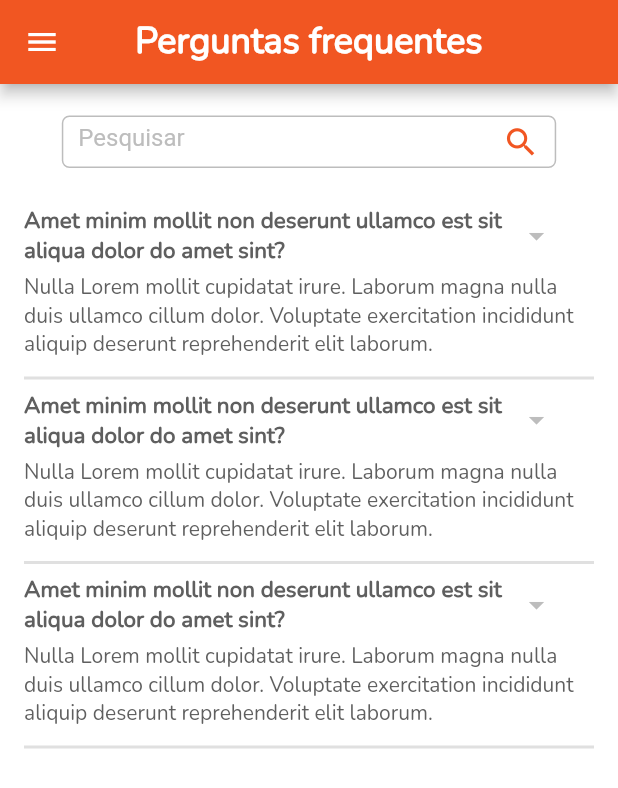
After one commit to resilvajr1610/promosave_empresa, a Flutter app: the QuestionsScreen screen opened by its route, after a tap on "Amet minim mollit non deserunt ullamco e", on a phone screen of 412 x 824 dp. The commit adds this screen. Shown: the top 788 px of the screen. Run offline on Flutter 3.47's test engine with Material 2 defaults, Android fonts, the light colour scheme and no system bars; our stand-ins replace brasil_fields, cloud_firestore, firebase_auth, firebase_core, firebase_storage, font_awesome_flutter and 2 more; accounts and stored records are empty.

Commit message:
criada a tela questions_screen.dart e o widget container_question.dart

```diff
--- a/lib/Utils/export.dart
+++ b/lib/Utils/export.dart
@@ -20,6 +20,7 @@ export '../views/who_we_are_screen.dart';
 export '../views/finance_screen.dart';
 export '../views/history_requests_enterprise_screen.dart';
 export '../views/cnh_screen.dart';
+export '../views/questions_screen.dart';
 
 export '../widgets/buttom_custom.dart';
 export '../widgets/inputRegister.dart';
@@ -37,6 +38,7 @@ export '../widgets/container_finance.dart';
 export '../widgets/check_days.dart';
 export '../widgets/container_delivery.dart';
 export '../widgets/show_dialog.dart';
+export '../widgets/container_question.dart';
 
 export '../models/user_model.dart';
 export '../models/search_model.dart';
--- a/lib/Utils/routes.dart
+++ b/lib/Utils/routes.dart
@@ -36,6 +36,10 @@ class Routes{
         case "/requests_enterprise" :
           return MaterialPageRoute(
               builder: (_) => RequestsEnterpriseScreen()
+          );
+        case "/questions" :
+          return MaterialPageRoute(
+              builder: (_) => QuestionsScreen()
           );
         case "/profile" :
           return MaterialPageRoute(
--- /dev/null
+++ b/lib/views/questions_screen.dart
@@ -0,0 +1,137 @@
+import '../Utils/export.dart';
+
+class QuestionsScreen extends StatefulWidget {
+  const QuestionsScreen({Key? key}) : super(key: key);
+
+  @override
+  _QuestionsScreenState createState() => _QuestionsScreenState();
+}
+
+class _QuestionsScreenState extends State<QuestionsScreen> {
+  final _controllerSearch = TextEditingController();
+  bool showAnswer=false;
+
+  @override
+  Widget build(BuildContext context) {
+    double width = MediaQuery.of(context).size.width;
+    double height = MediaQuery.of(context).size.height;
+
+    return Scaffold(
+      backgroundColor: PaletteColor.white,
+      drawer: DrawerCustom(
+        enterprise: FirebaseAuth.instance.currentUser!.displayName!,
+        photo: FirebaseAuth.instance.currentUser!.photoURL,
+      ),
+      appBar: AppBar(
+        centerTitle: true,
+        backgroundColor: PaletteColor.primaryColor,
+        title: TextCustom(
+          text: 'Perguntas frequentes',
+          size: 24.0,
+          color: PaletteColor.white,
+          fontWeight: FontWeight.bold,
+          textAlign: TextAlign.center,
+        ),
+      ),
+      body: Center(
+        child: Padding(
+          padding: const EdgeInsets.all(16.0),
+          child: Column(
+            children: [
+              InputHome(
+                  widget: Container(
+                alignment: Alignment.centerLeft,
+                width: width * 0.8,
+                margin: EdgeInsets.symmetric(horizontal: 10),
+                child: Row(
+                  children: [
+                    Expanded(
+                      child: TextFormField(
+                        controller: _controllerSearch,
+                        textAlign: TextAlign.start,
+                        keyboardType: TextInputType.text,
+                        textAlignVertical: TextAlignVertical.center,
+                        style: TextStyle(
+                          color: PaletteColor.grey,
+                          fontSize: 16.0,
+                        ),
+                        decoration: InputDecoration(
+                            border: InputBorder.none,
+                            hintText: 'Pesquisar',
+                            hintStyle: TextStyle(
+                              color: PaletteColor.greyInput,
+                              fontSize: 16.0,
+                            )),
+                      ),
+                    ),
+                    Icon(
+                      Icons.search,
+                      size: 25,
+                      color: PaletteColor.primaryColor,
+                    ),
+                  ],
+                ),
+              )),
+              SizedBox(height: 20),
+              Container(
+                height: height*0.67,
+                child: ListView(
+                  children: [
+                    ContainerQuestion(
+                      showAnswer: showAnswer,
+                      question: 'Amet minim mollit non deserunt ullamco est sit aliqua dolor do amet sint?',
+                      answer: 'Nulla Lorem mollit cupidatat irure. Laborum magna nulla duis ullamco cillum dolor. Voluptate exercitation incididunt aliquip deserunt reprehenderit elit laborum.',
+                      onTap: (){
+                        setState(() {
+                          if(showAnswer==false){
+                            showAnswer=true;
+                            print(showAnswer);
+                          }else{
+                            showAnswer=false;
+                            print(showAnswer);
+                          }
+                        });
+                      },
+                    ),
+                    ContainerQuestion(
+                      showAnswer: showAnswer,
+                      question: 'Amet minim mollit non deserunt ullamco est sit aliqua dolor do amet sint?',
+                      answer: 'Nulla Lorem mollit cupidatat irure. Laborum magna nulla duis ullamco cillum dolor. Voluptate exercitation incididunt aliquip deserunt reprehenderit elit laborum.',
+                      onTap: (){
+                        setState(() {
+                          if(showAnswer==false){
+                            showAnswer=true;
+                            print(showAnswer);
+                          }else{
+                            showAnswer=false;
+                            print(showAnswer);
+                          }
+                        });
+                      },
+                    ),
+                    ContainerQuestion(
+                      showAnswer: showAnswer,
+                      question: 'Amet minim mollit non deserunt ullamco est sit aliqua dolor do amet sint?',
+                      answer: 'Nulla Lorem mollit cupidatat irure. Laborum magna nulla duis ullamco cillum dolor. Voluptate exercitation incididunt aliquip deserunt reprehenderit elit laborum.',
+                      onTap: (){
+                        setState(() {
+                          if(showAnswer==false){
+                            showAnswer=true;
+                            print(showAnswer);
+                          }else{
+                            showAnswer=false;
+                            print(showAnswer);
+                          }
+                        });
+                      },
+                    )
+                  ],
+                ),
+              ),
+            ],
+          ),
+        ),
+      ),
+    );
+  }
+}
--- /dev/null
+++ b/lib/widgets/container_question.dart
@@ -0,0 +1,58 @@
+import '../Utils/export.dart';
+
+class ContainerQuestion extends StatelessWidget {
+
+  final question;
+  final answer;
+  final onTap;
+  final showAnswer;
+
+  ContainerQuestion({
+    required this.question,
+    required this.answer,
+    required this.onTap,
+    required this.showAnswer,
+});
+
+  @override
+  Widget build(BuildContext context) {
+
+    double width = MediaQuery.of(context).size.width;
+    double height = MediaQuery.of(context).size.height;
+
+    return Column(
+      children: [
+        Row(
+          children: [
+            GestureDetector(
+              onTap: onTap,
+              child: Container(
+                width: width*0.8,
+                child: TextCustom(
+                    text: question,
+                    size: 15.0,
+                    color: PaletteColor.grey,
+                    fontWeight: FontWeight.bold,
+                    textAlign: TextAlign.start
+                ),
+              ),
+            ),
+            Icon(showAnswer==true? Icons.arrow_drop_down:Icons.arrow_right,color: PaletteColor.greyInput,)
+          ],
+        ),
+        showAnswer==true?Container(
+          padding: EdgeInsets.symmetric(vertical: 5),
+          width: width,
+          child: TextCustom(
+              text: answer,
+              size: 14.0,
+              color: PaletteColor.grey,
+              fontWeight: FontWeight.normal,
+              textAlign: TextAlign.start
+          ),
+        ):Container(),
+        Divider(thickness: 2,)
+      ],
+    );
+  }
+}
--- a/lib/widgets/drawer_custom.dart
+++ b/lib/widgets/drawer_custom.dart
@@ -79,9 +79,9 @@ class DrawerCustom extends StatelessWidget {
               icon: Icons.calendar_today_outlined,
             ),
             TitleDrawer(
-                onTap: (){},
-                title: 'Perguntas frequentes',
-                icon: Icons.help_outline,
+              onTap: ()=>Navigator.pushNamed(context, '/questions'),
+              title: 'Perguntas frequentes',
+              icon: Icons.help_outline,
             ),
             TitleDrawer(
               onTap: ()=>Navigator.pushNamed(context, '/who'),
--- a/lib/widgets/input_home.dart
+++ b/lib/widgets/input_home.dart
@@ -22,7 +22,7 @@ class InputHome extends StatelessWidget {
             color: Colors.black26, //                   <--- border color
             width: 1.0,
           ),
-          borderRadius: BorderRadius.circular(10)
+          borderRadius: BorderRadius.circular(5)
       ),
       child:widget,
     );
```
